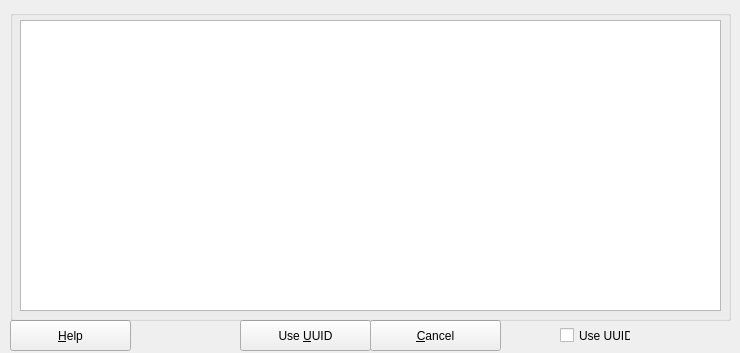
The window that zuluCrypt-gui/openvolume.ui (mhogomchungu/zuluCrypt) describes before a commit, drawn with Qt 5.
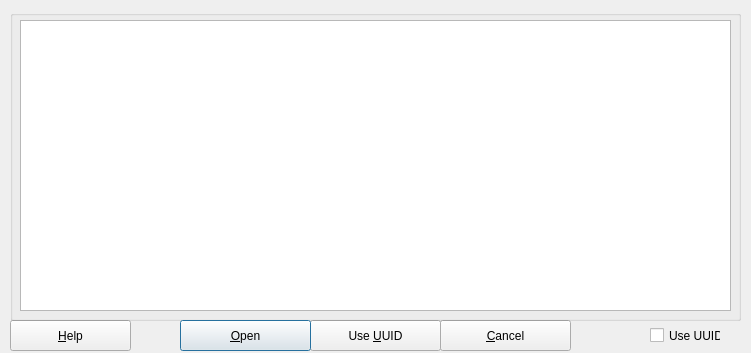
The same window after the commit.

Commit message: add an "Open" button in the open volume dialog box

What changed in the file:
```diff
--- a/zuluCrypt-gui/openvolume.ui
+++ b/zuluCrypt-gui/openvolume.ui
@@ -9,7 +9,7 @@
    <rect>
     <x>0</x>
     <y>0</y>
-    <width>740</width>
+    <width>751</width>
     <height>353</height>
    </rect>
   </property>
@@ -25,7 +25,7 @@
    </property>
    <property name="geometry">
     <rect>
-     <x>560</x>
+     <x>650</x>
      <y>320</y>
      <width>71</width>
      <height>31</height>
@@ -54,7 +54,7 @@
   <widget class="QPushButton" name="pbUUID">
    <property name="geometry">
     <rect>
-     <x>240</x>
+     <x>310</x>
      <y>320</y>
      <width>131</width>
      <height>31</height>
@@ -70,7 +70,7 @@
   <widget class="QPushButton" name="pbCancel">
    <property name="geometry">
     <rect>
-     <x>370</x>
+     <x>440</x>
      <y>320</y>
      <width>131</width>
      <height>31</height>
@@ -91,7 +91,7 @@
     <rect>
      <x>10</x>
      <y>10</y>
-     <width>721</width>
+     <width>731</width>
      <height>311</height>
     </rect>
    </property>
@@ -103,7 +103,7 @@
      <rect>
       <x>10</x>
       <y>10</y>
-      <width>701</width>
+      <width>711</width>
       <height>291</height>
      </rect>
     </property>
@@ -142,7 +142,7 @@
       <string>partition</string>
      </property>
      <property name="textAlignment">
-      <set>AlignHCenter|AlignVCenter|AlignCenter</set>
+      <set>AlignCenter</set>
      </property>
     </column>
     <column>
@@ -150,7 +150,7 @@
       <string>size</string>
      </property>
      <property name="textAlignment">
-      <set>AlignHCenter|AlignVCenter|AlignCenter</set>
+      <set>AlignCenter</set>
      </property>
     </column>
     <column>
@@ -158,7 +158,7 @@
       <string>label</string>
      </property>
      <property name="textAlignment">
-      <set>AlignHCenter|AlignVCenter|AlignCenter</set>
+      <set>AlignCenter</set>
      </property>
     </column>
     <column>
@@ -166,7 +166,7 @@
       <string>type</string>
      </property>
      <property name="textAlignment">
-      <set>AlignHCenter|AlignVCenter|AlignCenter</set>
+      <set>AlignCenter</set>
      </property>
     </column>
     <column>
@@ -174,11 +174,24 @@
       <string>uuid</string>
      </property>
      <property name="textAlignment">
-      <set>AlignHCenter|AlignVCenter|AlignCenter</set>
+      <set>AlignCenter</set>
      </property>
     </column>
    </widget>
   </widget>
+  <widget class="QPushButton" name="pbOpen">
+   <property name="geometry">
+    <rect>
+     <x>180</x>
+     <y>320</y>
+     <width>131</width>
+     <height>31</height>
+    </rect>
+   </property>
+   <property name="text">
+    <string>&amp;Open</string>
+   </property>
+  </widget>
  </widget>
  <tabstops>
   <tabstop>tableWidget</tabstop>
```
The commit also changes 2 other files.
